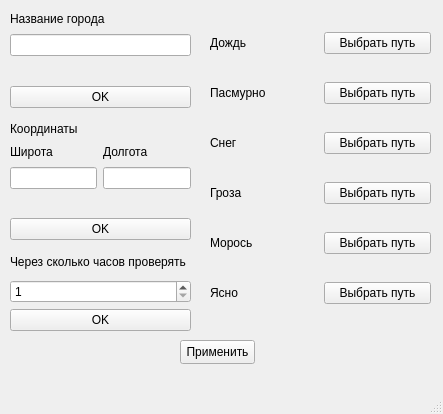
Old version of the form mainWindow.ui in the repository MrDlop/Wall.
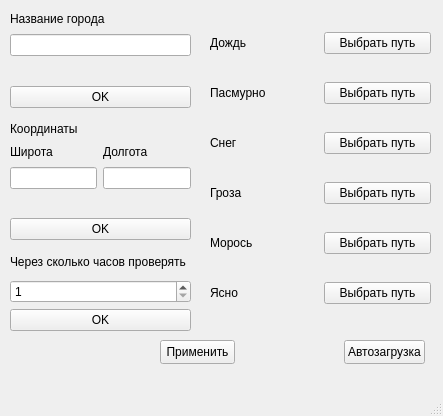
New version of the form.

Commit message: Upgrade and autoload

Patch:
```diff
--- a/mainWindow.ui
+++ b/mainWindow.ui
@@ -7,7 +7,7 @@
     <x>0</x>
     <y>0</y>
     <width>443</width>
-    <height>414</height>
+    <height>416</height>
    </rect>
   </property>
   <property name="windowTitle">
@@ -235,7 +235,7 @@
    <widget class="QPushButton" name="pushButton">
     <property name="geometry">
      <rect>
-      <x>180</x>
+      <x>160</x>
       <y>340</y>
       <width>75</width>
       <height>24</height>
@@ -245,6 +245,19 @@
      <string>Применить</string>
     </property>
    </widget>
+   <widget class="QPushButton" name="butAutoload">
+    <property name="geometry">
+     <rect>
+      <x>344</x>
+      <y>340</y>
+      <width>81</width>
+      <height>24</height>
+     </rect>
+    </property>
+    <property name="text">
+     <string>Автозагрузка</string>
+    </property>
+   </widget>
   </widget>
   <widget class="QMenuBar" name="menubar">
    <property name="geometry">
```
The commit also changes 3 other files.
